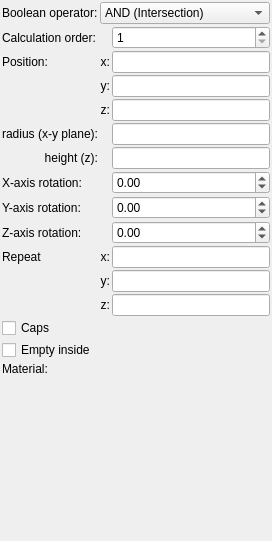
buddhi1980/mandelbulber2, file mandelbulber2/formula/ui/primitive_cylinder.ui: the form before one commit.
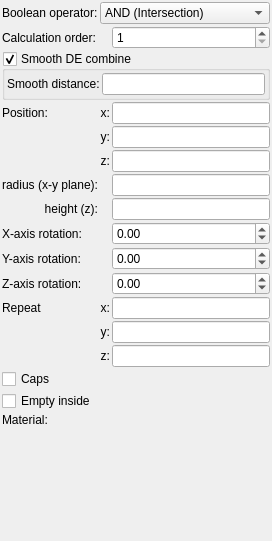
The form after the commit. Custom widgets are drawn as their Qt base class.

Commit message: Implemented smooth DE combine for primitives in CPU code

```diff
--- a/mandelbulber2/formula/ui/primitive_cylinder.ui
+++ b/mandelbulber2/formula/ui/primitive_cylinder.ui
@@ -34,37 +34,45 @@
      <property name="spacing">
       <number>2</number>
      </property>
-     <item row="3" column="2">
-      <widget class="MyLineEdit" name="vect3_position_y">
+     <item row="9" column="2">
+      <widget class="MyDoubleSpinBox" name="spinboxd3_rotation_y">
        <property name="sizePolicy">
-        <sizepolicy hsizetype="Expanding" vsizetype="Maximum">
+        <sizepolicy hsizetype="Minimum" vsizetype="Maximum">
          <horstretch>0</horstretch>
          <verstretch>0</verstretch>
         </sizepolicy>
        </property>
-      </widget>
-     </item>
-     <item row="11" column="1">
-      <widget class="QLabel" name="label_repeat_y_2">
-       <property name="text">
-        <string>y:</string>
+       <property name="prefix">
+        <string/>
        </property>
-       <property name="alignment">
-        <set>Qt::AlignRight|Qt::AlignTrailing|Qt::AlignVCenter</set>
+       <property name="suffix">
+        <string/>
        </property>
-      </widget>
-     </item>
-     <item row="4" column="1">
-      <widget class="QLabel" name="label_13">
-       <property name="text">
-        <string>z:</string>
+       <property name="decimals">
+        <number>2</number>
        </property>
-       <property name="alignment">
-        <set>Qt::AlignRight|Qt::AlignTrailing|Qt::AlignVCenter</set>
+       <property name="minimum">
+        <double>-36000.000000000000000</double>
+       </property>
+       <property name="maximum">
+        <double>36000.000000000000000</double>
+       </property>
+       <property name="singleStep">
+        <double>0.100000000000000</double>
        </property>
       </widget>
      </item>
      <item row="12" column="1">
+      <widget class="QLabel" name="label_repeat_y_2">
+       <property name="text">
+        <string>y:</string>
+       </property>
+       <property name="alignment">
+        <set>Qt::AlignRight|Qt::AlignTrailing|Qt::AlignVCenter</set>
+       </property>
+      </widget>
+     </item>
+     <item row="13" column="1">
       <widget class="QLabel" name="label_repeat_z_2">
        <property name="text">
         <string>z:</string>
@@ -74,28 +82,150 @@
        </property>
       </widget>
      </item>
-     <item row="2" column="0">
+     <item row="7" column="0">
+      <widget class="QLabel" name="label_16">
+       <property name="text">
+        <string>height (z):</string>
+       </property>
+       <property name="alignment">
+        <set>Qt::AlignRight|Qt::AlignTrailing|Qt::AlignVCenter</set>
+       </property>
+      </widget>
+     </item>
+     <item row="3" column="0">
       <widget class="QLabel" name="label_10">
        <property name="text">
         <string>Position:</string>
        </property>
       </widget>
      </item>
-     <item row="15" column="0">
+     <item row="16" column="0">
       <widget class="QLabel" name="label_18">
        <property name="text">
         <string>Material:</string>
        </property>
       </widget>
      </item>
-     <item row="10" column="0">
+     <item row="11" column="0">
       <widget class="QLabel" name="label_2">
        <property name="text">
         <string>Repeat</string>
        </property>
       </widget>
      </item>
+     <item row="8" column="2">
+      <widget class="MyDoubleSpinBox" name="spinboxd3_rotation_x">
+       <property name="sizePolicy">
+        <sizepolicy hsizetype="Minimum" vsizetype="Maximum">
+         <horstretch>0</horstretch>
+         <verstretch>0</verstretch>
+        </sizepolicy>
+       </property>
+       <property name="prefix">
+        <string/>
+       </property>
+       <property name="suffix">
+        <string/>
+       </property>
+       <property name="decimals">
+        <number>2</number>
+       </property>
+       <property name="minimum">
+        <double>-36000.000000000000000</double>
+       </property>
+       <property name="maximum">
+        <double>36000.000000000000000</double>
+       </property>
+       <property name="singleStep">
+        <double>0.100000000000000</double>
+       </property>
+      </widget>
+     </item>
+     <item row="8" column="0">
+      <widget class="QLabel" name="label_8">
+       <property name="text">
+        <string>X-axis rotation:</string>
+       </property>
+      </widget>
+     </item>
+     <item row="1" column="2">
+      <widget class="MySpinBox" name="spinboxInt_calculation_order">
+       <property name="sizePolicy">
+        <sizepolicy hsizetype="Minimum" vsizetype="Maximum">
+         <horstretch>0</horstretch>
+         <verstretch>0</verstretch>
+        </sizepolicy>
+       </property>
+       <property name="toolTip">
+        <string>&lt;html&gt;&lt;head/&gt;&lt;body&gt;&lt;p&gt;Order of calculation boolean operators. Object with lower number will be calculated first.&lt;/p&gt;&lt;/body&gt;&lt;/html&gt;</string>
+       </property>
+       <property name="minimum">
+        <number>1</number>
+       </property>
+       <property name="maximum">
+        <number>9999</number>
+       </property>
+      </widget>
+     </item>
+     <item row="10" column="2">
+      <widget class="MyDoubleSpinBox" name="spinboxd3_rotation_z">
+       <property name="sizePolicy">
+        <sizepolicy hsizetype="Minimum" vsizetype="Maximum">
+         <horstretch>0</horstretch>
+         <verstretch>0</verstretch>
+        </sizepolicy>
+       </property>
+       <property name="prefix">
+        <string/>
+       </property>
+       <property name="suffix">
+        <string/>
+       </property>
+       <property name="decimals">
+        <number>2</number>
+       </property>
+       <property name="minimum">
+        <double>-36000.000000000000000</double>
+       </property>
+       <property name="maximum">
+        <double>36000.000000000000000</double>
+       </property>
+       <property name="singleStep">
+        <double>0.100000000000000</double>
+       </property>
+      </widget>
+     </item>
+     <item row="13" column="2">
+      <widget class="MyLineEdit" name="vect3_repeat_z">
+       <property name="sizePolicy">
+        <sizepolicy hsizetype="Expanding" vsizetype="Maximum">
+         <horstretch>0</horstretch>
+         <verstretch>0</verstretch>
+        </sizepolicy>
+       </property>
+      </widget>
+     </item>
+     <item row="4" column="2">
+      <widget class="MyLineEdit" name="vect3_position_y">
+       <property name="sizePolicy">
+        <sizepolicy hsizetype="Expanding" vsizetype="Maximum">
+         <horstretch>0</horstretch>
+         <verstretch>0</verstretch>
+        </sizepolicy>
+       </property>
+      </widget>
+     </item>
      <item row="6" column="2">
+      <widget class="MyLineEdit" name="logedit_radius">
+       <property name="sizePolicy">
+        <sizepolicy hsizetype="Expanding" vsizetype="Maximum">
+         <horstretch>0</horstretch>
+         <verstretch>0</verstretch>
+        </sizepolicy>
+       </property>
+      </widget>
+     </item>
+     <item row="7" column="2">
       <widget class="MyLineEdit" name="logedit_height">
        <property name="sizePolicy">
         <sizepolicy hsizetype="Expanding" vsizetype="Maximum">
@@ -105,18 +235,8 @@
        </property>
       </widget>
      </item>
-     <item row="2" column="1">
-      <widget class="QLabel" name="label_11">
-       <property name="text">
-        <string>x:</string>
-       </property>
-       <property name="alignment">
-        <set>Qt::AlignRight|Qt::AlignTrailing|Qt::AlignVCenter</set>
-       </property>
-      </widget>
-     </item>
      <item row="5" column="2">
-      <widget class="MyLineEdit" name="logedit_radius">
+      <widget class="MyLineEdit" name="vect3_position_z">
        <property name="sizePolicy">
         <sizepolicy hsizetype="Expanding" vsizetype="Maximum">
          <horstretch>0</horstretch>
@@ -125,6 +245,16 @@
        </property>
       </widget>
      </item>
+     <item row="1" column="0">
+      <widget class="QLabel" name="label_21">
+       <property name="text">
+        <string>Calculation order:</string>
+       </property>
+       <property name="wordWrap">
+        <bool>true</bool>
+       </property>
+      </widget>
+     </item>
      <item row="0" column="0">
       <widget class="QLabel" name="label_20">
        <property name="text">
@@ -135,6 +265,56 @@
        </property>
       </widget>
      </item>
+     <item row="15" column="0" colspan="3">
+      <widget class="MyCheckBox" name="checkBox_empty">
+       <property name="sizePolicy">
+        <sizepolicy hsizetype="Minimum" vsizetype="Maximum">
+         <horstretch>0</horstretch>
+         <verstretch>0</verstretch>
+        </sizepolicy>
+       </property>
+       <property name="text">
+        <string>Empty inside</string>
+       </property>
+      </widget>
+     </item>
+     <item row="6" column="0">
+      <widget class="QLabel" name="label_14">
+       <property name="text">
+        <string>radius (x-y plane):</string>
+       </property>
+       <property name="alignment">
+        <set>Qt::AlignRight|Qt::AlignTrailing|Qt::AlignVCenter</set>
+       </property>
+      </widget>
+     </item>
+     <item row="3" column="1">
+      <widget class="QLabel" name="label_11">
+       <property name="text">
+        <string>x:</string>
+       </property>
+       <property name="alignment">
+        <set>Qt::AlignRight|Qt::AlignTrailing|Qt::AlignVCenter</set>
+       </property>
+      </widget>
+     </item>
+     <item row="11" column="1">
+      <widget class="QLabel" name="label_repeat_x_2">
+       <property name="text">
+        <string>x:</string>
+       </property>
+       <property name="alignment">
+        <set>Qt::AlignRight|Qt::AlignTrailing|Qt::AlignVCenter</set>
+       </property>
+      </widget>
+     </item>
+     <item row="10" column="0">
+      <widget class="QLabel" name="label_15">
+       <property name="text">
+        <string>Z-axis rotation:</string>
+       </property>
+      </widget>
+     </item>
      <item row="0" column="1" colspan="2">
       <widget class="MyComboBox" name="comboBox_boolean_operator">
        <property name="sizePolicy">
@@ -165,78 +345,7 @@
        </item>
       </widget>
      </item>
-     <item row="14" column="0" colspan="3">
-      <widget class="MyCheckBox" name="checkBox_empty">
-       <property name="sizePolicy">
-        <sizepolicy hsizetype="Minimum" vsizetype="Maximum">
-         <horstretch>0</horstretch>
-         <verstretch>0</verstretch>
-        </sizepolicy>
-       </property>
-       <property name="text">
-        <string>Empty inside</string>
-       </property>
-      </widget>
-     </item>
-     <item row="4" column="2">
-      <widget class="MyLineEdit" name="vect3_position_z">
-       <property name="sizePolicy">
-        <sizepolicy hsizetype="Expanding" vsizetype="Maximum">
-         <horstretch>0</horstretch>
-         <verstretch>0</verstretch>
-        </sizepolicy>
-       </property>
-      </widget>
-     </item>
-     <item row="11" column="2">
-      <widget class="MyLineEdit" name="vect3_repeat_y">
-       <property name="sizePolicy">
-        <sizepolicy hsizetype="Expanding" vsizetype="Maximum">
-         <horstretch>0</horstretch>
-         <verstretch>0</verstretch>
-        </sizepolicy>
-       </property>
-      </widget>
-     </item>
-     <item row="7" column="2">
-      <widget class="MyDoubleSpinBox" name="spinboxd3_rotation_x">
-       <property name="sizePolicy">
-        <sizepolicy hsizetype="Minimum" vsizetype="Maximum">
-         <horstretch>0</horstretch>
-         <verstretch>0</verstretch>
-        </sizepolicy>
-       </property>
-       <property name="prefix">
-        <string/>
-       </property>
-       <property name="suffix">
-        <string/>
-       </property>
-       <property name="decimals">
-        <number>2</number>
-       </property>
-       <property name="minimum">
-        <double>-36000.000000000000000</double>
-       </property>
-       <property name="maximum">
-        <double>36000.000000000000000</double>
-       </property>
-       <property name="singleStep">
-        <double>0.100000000000000</double>
-       </property>
-      </widget>
-     </item>
-     <item row="10" column="1">
-      <widget class="QLabel" name="label_repeat_x_2">
-       <property name="text">
-        <string>x:</string>
-       </property>
-       <property name="alignment">
-        <set>Qt::AlignRight|Qt::AlignTrailing|Qt::AlignVCenter</set>
-       </property>
-      </widget>
-     </item>
-     <item row="15" column="1" colspan="2">
+     <item row="16" column="1" colspan="2">
       <widget class="cMaterialSelector" name="materialselector_material_id" native="true">
        <property name="sizePolicy">
         <sizepolicy hsizetype="Preferred" vsizetype="Minimum">
@@ -246,93 +355,14 @@
        </property>
       </widget>
      </item>
-     <item row="9" column="2">
-      <widget class="MyDoubleSpinBox" name="spinboxd3_rotation_z">
-       <property name="sizePolicy">
-        <sizepolicy hsizetype="Minimum" vsizetype="Maximum">
-         <horstretch>0</horstretch>
-         <verstretch>0</verstretch>
-        </sizepolicy>
-       </property>
-       <property name="prefix">
-        <string/>
-       </property>
-       <property name="suffix">
-        <string/>
-       </property>
-       <property name="decimals">
-        <number>2</number>
-       </property>
-       <property name="minimum">
-        <double>-36000.000000000000000</double>
-       </property>
-       <property name="maximum">
-        <double>36000.000000000000000</double>
-       </property>
-       <property name="singleStep">
-        <double>0.100000000000000</double>
-       </property>
-      </widget>
-     </item>
-     <item row="8" column="2">
-      <widget class="MyDoubleSpinBox" name="spinboxd3_rotation_y">
-       <property name="sizePolicy">
-        <sizepolicy hsizetype="Minimum" vsizetype="Maximum">
-         <horstretch>0</horstretch>
-         <verstretch>0</verstretch>
-        </sizepolicy>
-       </property>
-       <property name="prefix">
-        <string/>
-       </property>
-       <property name="suffix">
-        <string/>
-       </property>
-       <property name="decimals">
-        <number>2</number>
-       </property>
-       <property name="minimum">
-        <double>-36000.000000000000000</double>
-       </property>
-       <property name="maximum">
-        <double>36000.000000000000000</double>
-       </property>
-       <property name="singleStep">
-        <double>0.100000000000000</double>
-       </property>
-      </widget>
-     </item>
-     <item row="6" column="0">
-      <widget class="QLabel" name="label_16">
-       <property name="text">
-        <string>height (z):</string>
-       </property>
-       <property name="alignment">
-        <set>Qt::AlignRight|Qt::AlignTrailing|Qt::AlignVCenter</set>
-       </property>
-      </widget>
-     </item>
-     <item row="13" column="0" colspan="3">
-      <widget class="MyCheckBox" name="checkBox_caps">
-       <property name="sizePolicy">
-        <sizepolicy hsizetype="Minimum" vsizetype="Maximum">
-         <horstretch>0</horstretch>
-         <verstretch>0</verstretch>
-        </sizepolicy>
-       </property>
-       <property name="text">
-        <string>Caps</string>
-       </property>
-      </widget>
-     </item>
-     <item row="8" column="0">
+     <item row="9" column="0">
       <widget class="QLabel" name="label_9">
        <property name="text">
         <string>Y-axis rotation:</string>
        </property>
       </widget>
      </item>
-     <item row="3" column="1">
+     <item row="4" column="1">
       <widget class="QLabel" name="label_12">
        <property name="text">
         <string>y:</string>
@@ -342,7 +372,7 @@
        </property>
       </widget>
      </item>
-     <item row="10" column="2">
+     <item row="11" column="2">
       <widget class="MyLineEdit" name="vect3_repeat_x">
        <property name="sizePolicy">
         <sizepolicy hsizetype="Expanding" vsizetype="Maximum">
@@ -352,41 +382,7 @@
        </property>
       </widget>
      </item>
-     <item row="12" column="2">
-      <widget class="MyLineEdit" name="vect3_repeat_z">
-       <property name="sizePolicy">
-        <sizepolicy hsizetype="Expanding" vsizetype="Maximum">
-         <horstretch>0</horstretch>
-         <verstretch>0</verstretch>
-        </sizepolicy>
-       </property>
-      </widget>
-     </item>
-     <item row="7" column="0">
-      <widget class="QLabel" name="label_8">
-       <property name="text">
-        <string>X-axis rotation:</string>
-       </property>
-      </widget>
-     </item>
-     <item row="5" column="0">
-      <widget class="QLabel" name="label_14">
-       <property name="text">
-        <string>radius (x-y plane):</string>
-       </property>
-       <property name="alignment">
-        <set>Qt::AlignRight|Qt::AlignTrailing|Qt::AlignVCenter</set>
-       </property>
-      </widget>
-     </item>
-     <item row="9" column="0">
-      <widget class="QLabel" name="label_15">
-       <property name="text">
-        <string>Z-axis rotation:</string>
-       </property>
-      </widget>
-     </item>
-     <item row="2" column="2">
+     <item row="3" column="2">
       <widget class="MyLineEdit" name="vect3_position_x">
        <property name="sizePolicy">
         <sizepolicy hsizetype="Expanding" vsizetype="Maximum">
@@ -396,33 +392,84 @@
        </property>
       </widget>
      </item>
-     <item row="1" column="0">
-      <widget class="QLabel" name="label_21">
+     <item row="12" column="2">
+      <widget class="MyLineEdit" name="vect3_repeat_y">
+       <property name="sizePolicy">
+        <sizepolicy hsizetype="Expanding" vsizetype="Maximum">
+         <horstretch>0</horstretch>
+         <verstretch>0</verstretch>
+        </sizepolicy>
+       </property>
+      </widget>
+     </item>
+     <item row="5" column="1">
+      <widget class="QLabel" name="label_13">
        <property name="text">
-        <string>Calculation order:</string>
+        <string>z:</string>
        </property>
-       <property name="wordWrap">
-        <bool>true</bool>
+       <property name="alignment">
+        <set>Qt::AlignRight|Qt::AlignTrailing|Qt::AlignVCenter</set>
        </property>
       </widget>
      </item>
-     <item row="1" column="2">
-      <widget class="MySpinBox" name="spinboxInt_calculation_order">
+     <item row="14" column="0" colspan="3">
+      <widget class="MyCheckBox" name="checkBox_caps">
        <property name="sizePolicy">
         <sizepolicy hsizetype="Minimum" vsizetype="Maximum">
          <horstretch>0</horstretch>
          <verstretch>0</verstretch>
         </sizepolicy>
        </property>
-       <property name="toolTip">
-        <string>&lt;html&gt;&lt;head/&gt;&lt;body&gt;&lt;p&gt;Order of calculation boolean operators. Object with lower number will be calculated first.&lt;/p&gt;&lt;/body&gt;&lt;/html&gt;</string>
+       <property name="text">
+        <string>Caps</string>
        </property>
-       <property name="minimum">
-        <number>1</number>
+      </widget>
+     </item>
+     <item row="2" column="0" colspan="3">
+      <widget class="MyGroupBox" name="groupCheck_smooth_de_combine_enable">
+       <property name="title">
+        <string>Smooth DE combine</string>
        </property>
-       <property name="maximum">
-        <number>9999</number>
+       <property name="checkable">
+        <bool>true</bool>
        </property>
+       <layout class="QGridLayout" name="gridLayout_4">
+        <property name="leftMargin">
+         <number>2</number>
+        </property>
+        <property name="topMargin">
+         <number>2</number>
+        </property>
+        <property name="rightMargin">
+         <number>2</number>
+        </property>
+        <property name="bottomMargin">
+         <number>2</number>
+        </property>
+        <property name="spacing">
+         <number>2</number>
+        </property>
+        <item row="0" column="0">
+         <widget class="QLabel" name="label_306">
+          <property name="text">
+           <string>Smooth distance:</string>
+          </property>
+          <property name="wordWrap">
+           <bool>true</bool>
+          </property>
+         </widget>
+        </item>
+        <item row="0" column="1">
+         <widget class="MyLineEdit" name="logedit_smooth_de_combine_distance">
+          <property name="sizePolicy">
+           <sizepolicy hsizetype="Expanding" vsizetype="Maximum">
+            <horstretch>0</horstretch>
+            <verstretch>0</verstretch>
+           </sizepolicy>
+          </property>
+         </widget>
+        </item>
+       </layout>
       </widget>
      </item>
     </layout>
@@ -474,6 +521,12 @@
    <extends>QSpinBox</extends>
    <header>my_spin_box.h</header>
   </customwidget>
+  <customwidget>
+   <class>MyGroupBox</class>
+   <extends>QGroupBox</extends>
+   <header>my_group_box.h</header>
+   <container>1</container>
+  </customwidget>
  </customwidgets>
  <tabstops>
   <tabstop>vect3_position_x</tabstop>
```
The commit also changes 12 other files.
